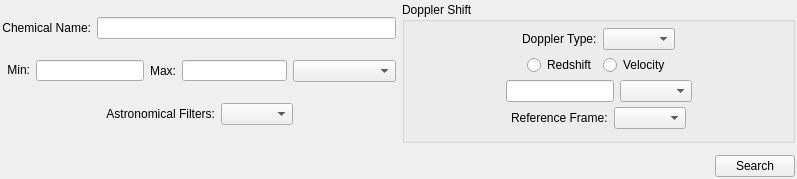
radio-astro/casa, file code/display/QtPlotter/SearchMoleculesWidget.ui: the form before one commit.
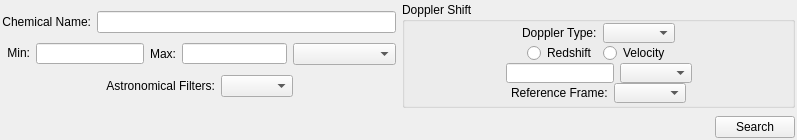
The form after the commit.

Diff of the .ui file:
```diff
--- a/code/display/QtPlotter/SearchMoleculesWidget.ui
+++ b/code/display/QtPlotter/SearchMoleculesWidget.ui
@@ -7,19 +7,22 @@
     <x>0</x>
     <y>0</y>
     <width>797</width>
-    <height>179</height>
+    <height>140</height>
    </rect>
   </property>
   <property name="maximumSize">
    <size>
     <width>16777215</width>
-    <height>250</height>
+    <height>155</height>
    </size>
   </property>
   <property name="windowTitle">
    <string>SearchMoleculesWidget</string>
   </property>
   <layout class="QVBoxLayout" name="verticalLayout_2">
+   <property name="spacing">
+    <number>2</number>
+   </property>
    <property name="margin">
     <number>2</number>
    </property>
@@ -27,6 +30,9 @@
     <layout class="QHBoxLayout" name="horizontalLayout_10">
      <item>
       <layout class="QVBoxLayout" name="verticalLayout_3">
+       <property name="spacing">
+        <number>1</number>
+       </property>
        <item>
         <layout class="QHBoxLayout" name="horizontalLayout_4">
          <item>
@@ -227,7 +233,7 @@
        <property name="minimumSize">
         <size>
          <width>371</width>
-         <height>135</height>
+         <height>100</height>
         </size>
        </property>
        <property name="title">
@@ -241,7 +247,7 @@
          <number>1</number>
         </property>
         <property name="bottomMargin">
-         <number>4</number>
+         <number>2</number>
         </property>
         <item>
          <layout class="QHBoxLayout" name="horizontalLayout_9">
```
